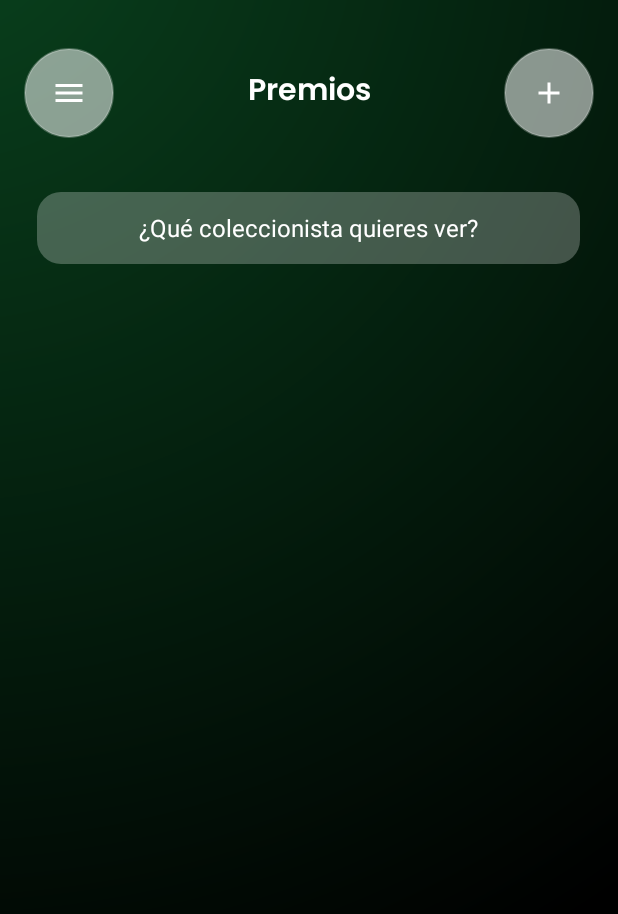
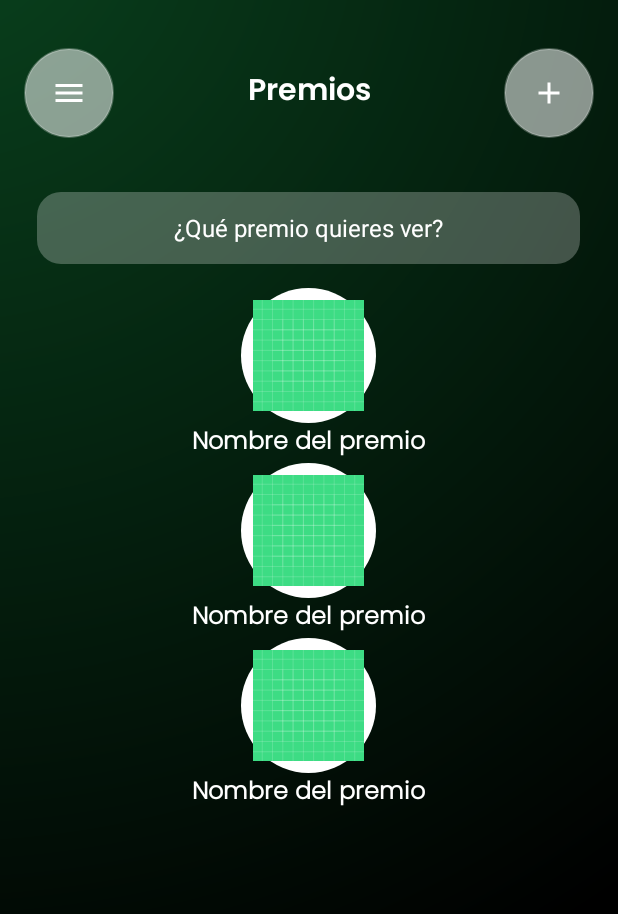
Before and after one commit to privera2505/TSDC_MOVIL_OOEP, an Android app: the layout fragment_prize.xml on its own in the app's theme, with its tools: preview values and no code run, on a phone screen of 412 x 824 dp. Shown: the top 914 px of the screen. Run offline under Robolectric (Android 15) with nearby library versions, the phone set to English and light mode, and no system bars; network calls fail.

Commit message:
Se crea viewmodel, adaptador de servicio, repositorio y fragmento para visualizar la lista de premios creados.

```diff
--- a/app/src/main/java/com/vinilo/data/remote/service/AwardService.kt
+++ b/app/src/main/java/com/vinilo/data/remote/service/AwardService.kt
@@ -3,11 +3,16 @@ package com.vinilo.data.remote.service
 import com.vinilo.domain.model.PerformerPrizeRequest
 import com.vinilo.domain.model.PerformerPrizeResponse
 import retrofit2.http.Body
+import retrofit2.http.GET
 import retrofit2.http.POST
 
 interface AwardService {
+
     @POST("prizes")
     suspend fun createAward(
         @Body award: PerformerPrizeRequest
     ): PerformerPrizeResponse
+
+    @GET("prizes")
+    suspend fun getPrizes(): List<PerformerPrizeResponse>
 }
--- a/app/src/main/java/com/vinilo/data/repository/AwardRepository.kt
+++ b/app/src/main/java/com/vinilo/data/repository/AwardRepository.kt
@@ -14,4 +14,8 @@ class AwardRepository {
         return awardService.createAward(request)
     }
 
+    suspend fun getPrizes(): List<PerformerPrizeResponse> {
+        return awardService.getPrizes()
+    }
+
 }
--- a/app/src/main/res/layout/fragment_prize.xml
+++ b/app/src/main/res/layout/fragment_prize.xml
@@ -1,6 +1,7 @@
 <?xml version="1.0" encoding="utf-8"?>
 <androidx.constraintlayout.widget.ConstraintLayout xmlns:android="http://schemas.android.com/apk/res/android"
     xmlns:app="http://schemas.android.com/apk/res-auto"
+    xmlns:tools="http://schemas.android.com/tools"
     android:id="@+id/prize_list_layout"
     android:layout_width="match_parent"
     android:layout_height="match_parent"
@@ -63,7 +64,7 @@
         android:gravity="center"
         android:autofillHints="name"
         android:inputType="text"
-        android:hint="¿Qué coleccionista quieres ver?"
+        android:hint="¿Qué premio quieres ver?"
         android:padding="12dp"
         android:textColor="#FFFFFF"
         android:textColorHint="#FFFFFF"
@@ -73,5 +74,20 @@
         app:layout_constraintStart_toStartOf="parent"
         app:layout_constraintTop_toBottomOf="@id/PrizeListTopBar" />
 
+    <!-- Grid de álbumes -->
+    <androidx.recyclerview.widget.RecyclerView
+        android:id="@+id/recycler_awards"
+        android:layout_width="match_parent"
+        android:layout_height="0dp"
+        android:layout_margin="8dp"
+        android:layout_weight="1"
+        android:clipToPadding="false"
+        android:padding="8dp"
+        app:layout_constraintTop_toBottomOf="@id/search_box_prize"
+        app:layout_constraintBottom_toBottomOf="parent"
+        tools:ignore="MissingConstraints"
+        tools:layout_editor_absoluteX="0dp"
+        tools:listitem="@layout/item_prize" />
+
 
 </androidx.constraintlayout.widget.ConstraintLayout>
--- /dev/null
+++ b/app/src/main/res/layout/item_prize.xml
@@ -0,0 +1,33 @@
+<?xml version="1.0" encoding="utf-8"?>
+<LinearLayout xmlns:android="http://schemas.android.com/apk/res/android"
+    android:layout_width="match_parent"
+    android:layout_height="wrap_content"
+    android:orientation="vertical"
+    android:gravity="center">
+
+        <ImageView
+            android:id="@+id/imagePrize"
+            android:layout_width="90dp"
+            android:layout_height="90dp"
+            android:scaleType="centerInside"
+            android:contentDescription="Imagen del premio"
+            android:src="@drawable/ic_launcher_background"
+            android:background="@drawable/circle_white"
+            android:layout_marginHorizontal="5dp"
+            android:padding="8dp"
+            />
+
+
+        <TextView
+            android:id="@+id/namePrize"
+            android:layout_width="wrap_content"
+            android:layout_height="wrap_content"
+            android:gravity="center"
+            android:maxLines="2"
+            android:text="Nombre del premio"
+            android:textSize="16sp"
+            android:textColor="@color/white"
+            android:fontFamily="@font/poppins_light"
+            android:textStyle="bold"/>
+
+</LinearLayout>
```
Also changed, not shown: app/src/main/java/com/vinilo/ui/awards/AwardsAdapter.kt (added, +45 -0 lines), app/src/main/java/com/vinilo/ui/awards/AwardsFragment.kt (+27 -0 lines), app/src/main/java/com/vinilo/viewmodel/AwardsViewModel.kt (added, +32 -0 lines).
